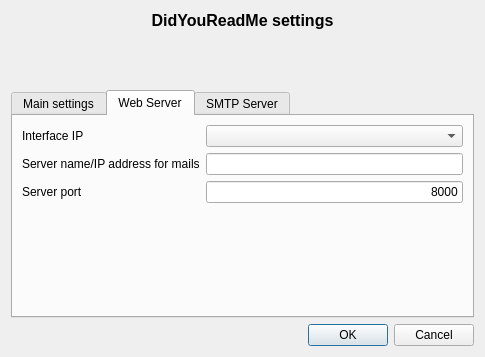
Qt form ui/frmSettings.ui (turulomio/didyoureadme) before a commit.
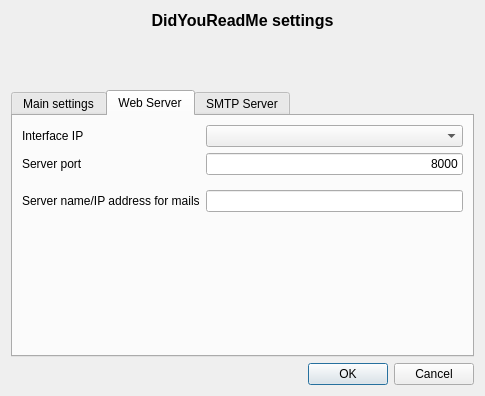
The same form after that commit. The open tabs and pages were chosen to show the change. Icons and pictures are not drawn.

```diff
--- a/ui/frmSettings.ui
+++ b/ui/frmSettings.ui
@@ -7,7 +7,7 @@
     <x>0</x>
     <y>0</y>
     <width>485</width>
-    <height>357</height>
+    <height>396</height>
    </rect>
   </property>
   <property name="windowTitle">
@@ -173,40 +173,9 @@
       <layout class="QVBoxLayout" name="verticalLayout_4">
        <item>
         <layout class="QFormLayout" name="formLayout_2">
-         <item row="1" column="0">
-          <widget class="QLabel" name="label_3">
-           <property name="text">
-            <string>Server name/IP address for mails</string>
-           </property>
-          </widget>
-         </item>
-         <item row="1" column="1">
-          <widget class="QLineEdit" name="txtWebServerIP">
-           <property name="toolTip">
-            <string>Must be the IP of the server, with visibility for users</string>
-           </property>
-           <property name="alignment">
-            <set>Qt::AlignRight|Qt::AlignTrailing|Qt::AlignVCenter</set>
-           </property>
-          </widget>
-         </item>
-         <item row="2" column="0">
-          <widget class="QLabel" name="label_4">
-           <property name="text">
-            <string>Server port</string>
-           </property>
-          </widget>
-         </item>
-         <item row="2" column="1">
-          <widget class="QLineEdit" name="txtWebServerPort">
-           <property name="text">
-            <string>8000</string>
-           </property>
-           <property name="alignment">
-            <set>Qt::AlignRight|Qt::AlignTrailing|Qt::AlignVCenter</set>
-           </property>
-          </widget>
-         </item>
+         <property name="fieldGrowthPolicy">
+          <enum>QFormLayout::ExpandingFieldsGrow</enum>
+         </property>
          <item row="0" column="0">
           <widget class="QLabel" name="interfaceIPLabel">
            <property name="text">
@@ -227,6 +196,47 @@
            </property>
           </widget>
          </item>
+         <item row="1" column="0">
+          <widget class="QLabel" name="label_4">
+           <property name="text">
+            <string>Server port</string>
+           </property>
+          </widget>
+         </item>
+         <item row="1" column="1">
+          <widget class="QLineEdit" name="txtWebServerPort">
+           <property name="text">
+            <string>8000</string>
+           </property>
+           <property name="alignment">
+            <set>Qt::AlignRight|Qt::AlignTrailing|Qt::AlignVCenter</set>
+           </property>
+          </widget>
+         </item>
+         <item row="2" column="0">
+          <widget class="Line" name="line">
+           <property name="orientation">
+            <enum>Qt::Horizontal</enum>
+           </property>
+          </widget>
+         </item>
+         <item row="3" column="0">
+          <widget class="QLabel" name="label_3">
+           <property name="text">
+            <string>Server name/IP address for mails</string>
+           </property>
+          </widget>
+         </item>
+         <item row="3" column="1">
+          <widget class="QLineEdit" name="txtWebServerIP">
+           <property name="toolTip">
+            <string>Must be the IP of the server, with visibility for users</string>
+           </property>
+           <property name="alignment">
+            <set>Qt::AlignRight|Qt::AlignTrailing|Qt::AlignVCenter</set>
+           </property>
+          </widget>
+         </item>
         </layout>
        </item>
       </layout>
```
Left out of the diff: 14 changed lines with no effect on the pictures.
